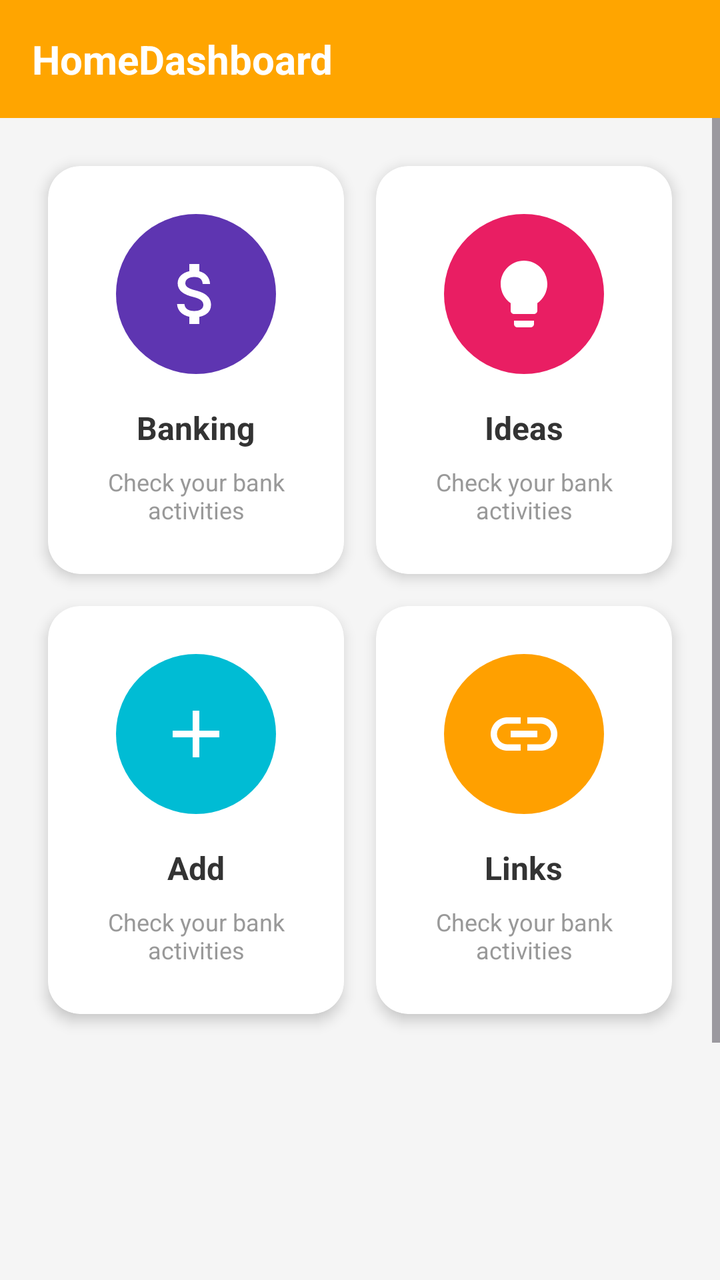
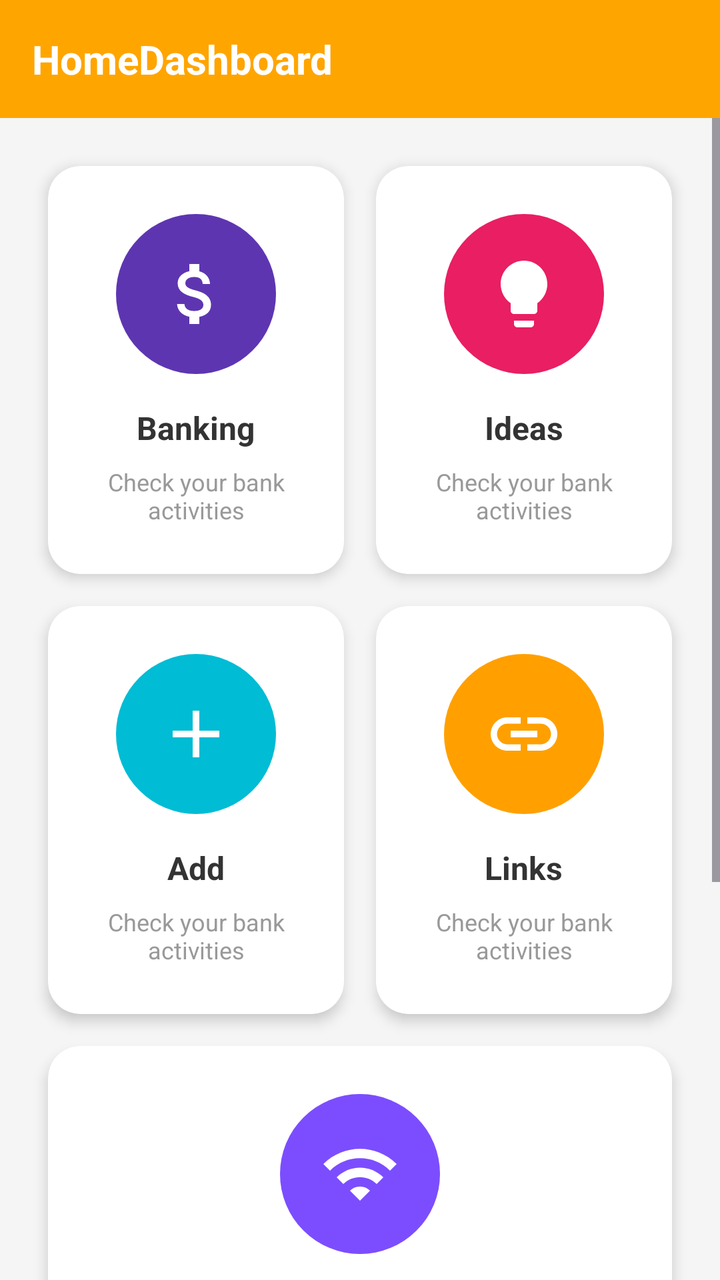

An Android layout rendered at two revisions. The XML below is the earlier revision; the diff shows what the commit changed to produce the second picture.
<!-- AndroidManifest.xml: application theme Theme.MyApp -->
<!-- res/layout/activity_dashboard.xml -->
<?xml version="1.0" encoding="utf-8"?>
<LinearLayout xmlns:android="http://schemas.android.com/apk/res/android"
    xmlns:app="http://schemas.android.com/apk/res-auto"
    xmlns:tools="http://schemas.android.com/tools"
    android:layout_width="match_parent"
    android:layout_height="match_parent"
    android:orientation="vertical"
    android:background="#F5F5F5"
    tools:context=".DashboardActivity">

    
    <LinearLayout
        android:layout_width="match_parent"
        android:layout_height="wrap_content"
        android:background="#FFA500"
        android:orientation="vertical"
        android:padding="16dp">

        <TextView
            android:id="@+id/tv_dashboard_title"
            android:layout_width="match_parent"
            android:layout_height="wrap_content"
            android:text="HomeDashboard"
            android:textColor="@android:color/white"
            android:textSize="20sp"
            android:textStyle="bold" />

    </LinearLayout>

    
    <ScrollView
        android:layout_width="match_parent"
        android:layout_height="match_parent"
        android:fillViewport="true">

        <LinearLayout
            android:layout_width="match_parent"
            android:layout_height="wrap_content"
            android:orientation="vertical"
            android:padding="16dp">

            
            <GridLayout
                android:layout_width="match_parent"
                android:layout_height="wrap_content"
                android:columnCount="2"
                android:rowCount="3"
                android:alignmentMode="alignBounds"
                android:columnOrderPreserved="false"
                android:useDefaultMargins="false">

                
                <androidx.cardview.widget.CardView
                    android:id="@+id/card_banking"
                    android:layout_width="0dp"
                    android:layout_height="wrap_content"
                    android:layout_columnWeight="1"
                    android:layout_margin="8dp"
                    android:clickable="true"
                    android:focusable="true"
                    android:foreground="?android:attr/selectableItemBackground"
                    app:cardCornerRadius="16dp"
                    app:cardElevation="4dp"
                    xmlns:app="http://schemas.android.com/apk/res-auto">

                    <LinearLayout
                        android:layout_width="match_parent"
                        android:layout_height="wrap_content"
                        android:gravity="center"
                        android:orientation="vertical"
                        android:padding="24dp">

                        <FrameLayout
                            android:layout_width="80dp"
                            android:layout_height="80dp">

                            <View
                                android:layout_width="match_parent"
                                android:layout_height="match_parent"
                                android:background="@drawable/circle_background"
                                android:backgroundTint="#5E35B1" />

                            <ImageView
                                android:layout_width="40dp"
                                android:layout_height="40dp"
                                android:layout_gravity="center"
                                android:contentDescription="Banking"
                                android:src="@drawable/ic_banking" />
                        </FrameLayout>

                        <TextView
                            android:layout_width="wrap_content"
                            android:layout_height="wrap_content"
                            android:layout_marginTop="16dp"
                            android:text="Banking"
                            android:textColor="#333333"
                            android:textSize="16sp"
                            android:textStyle="bold" />

                        <TextView
                            android:layout_width="wrap_content"
                            android:layout_height="wrap_content"
                            android:layout_marginTop="8dp"
                            android:ellipsize="end"
                            android:gravity="center"
                            android:maxLines="2"
                            android:text="Check your bank activities"
                            android:textColor="#999999"
                            android:textSize="12sp" />
                    </LinearLayout>
                </androidx.cardview.widget.CardView>

                
                <androidx.cardview.widget.CardView
                    android:id="@+id/card_ideas"
                    android:layout_width="0dp"
                    android:layout_height="wrap_content"
                    android:layout_columnWeight="1"
                    android:layout_margin="8dp"
                    android:clickable="true"
                    android:focusable="true"
                    android:foreground="?android:attr/selectableItemBackground"
                    app:cardCornerRadius="16dp"
                    app:cardElevation="4dp">

                    <LinearLayout
                        android:layout_width="match_parent"
                        android:layout_height="wrap_content"
                        android:gravity="center"
                        android:orientation="vertical"
                        android:padding="24dp">

                        <FrameLayout
                            android:layout_width="80dp"
                            android:layout_height="80dp">

                            <View
                                android:layout_width="match_parent"
                                android:layout_height="match_parent"
                                android:background="@drawable/circle_background"
                                android:backgroundTint="#E91E63" />

                            <ImageView
                                android:layout_width="40dp"
                                android:layout_height="40dp"
                                android:layout_gravity="center"
                                android:contentDescription="Ideas"
                                android:src="@drawable/ic_ideas" />
                        </FrameLayout>

                        <TextView
                            android:layout_width="wrap_content"
                            android:layout_height="wrap_content"
                            android:layout_marginTop="16dp"
                            android:text="Ideas"
                            android:textColor="#333333"
                            android:textSize="16sp"
                            android:textStyle="bold" />

                        <TextView
                            android:layout_width="wrap_content"
                            android:layout_height="wrap_content"
                            android:layout_marginTop="8dp"
                            android:ellipsize="end"
                            android:gravity="center"
                            android:maxLines="2"
                            android:text="Check your bank activities"
                            android:textColor="#999999"
                            android:textSize="12sp" />
                    </LinearLayout>
                </androidx.cardview.widget.CardView>

                
                <androidx.cardview.widget.CardView
                    android:id="@+id/card_add_plus"
                    android:layout_width="0dp"
                    android:layout_height="wrap_content"
                    android:layout_columnWeight="1"
                    android:layout_margin="8dp"
                    android:clickable="true"
                    android:focusable="true"
                    android:foreground="?android:attr/selectableItemBackground"
                    app:cardCornerRadius="16dp"
                    app:cardElevation="4dp">

                    <LinearLayout
                        android:layout_width="match_parent"
                        android:layout_height="wrap_content"
                        android:gravity="center"
                        android:orientation="vertical"
                        android:padding="24dp">

                        <FrameLayout
                            android:layout_width="80dp"
                            android:layout_height="80dp">

                            <View
                                android:layout_width="match_parent"
                                android:layout_height="match_parent"
                                android:background="@drawable/circle_background"
                                android:backgroundTint="#00BCD4" />

                            <ImageView
                                android:layout_width="40dp"
                                android:layout_height="40dp"
                                android:layout_gravity="center"
                                android:contentDescription="Add"
                                android:src="@drawable/ic_add" />
                        </FrameLayout>

                        <TextView
                            android:layout_width="wrap_content"
                            android:layout_height="wrap_content"
                            android:layout_marginTop="16dp"
                            android:text="Add"
                            android:textColor="#333333"
                            android:textSize="16sp"
                            android:textStyle="bold" />

                        <TextView
                            android:layout_width="wrap_content"
                            android:layout_height="wrap_content"
                            android:layout_marginTop="8dp"
                            android:ellipsize="end"
                            android:gravity="center"
                            android:maxLines="2"
                            android:text="Check your bank activities"
                            android:textColor="#999999"
                            android:textSize="12sp" />
                    </LinearLayout>
                </androidx.cardview.widget.CardView>

                
                <androidx.cardview.widget.CardView
                    android:id="@+id/card_links"
                    android:layout_width="0dp"
                    android:layout_height="wrap_content"
                    android:layout_columnWeight="1"
                    android:layout_margin="8dp"
                    android:clickable="true"
                    android:focusable="true"
                    android:foreground="?android:attr/selectableItemBackground"
                    app:cardCornerRadius="16dp"
                    app:cardElevation="4dp">

                    <LinearLayout
                        android:layout_width="match_parent"
                        android:layout_height="wrap_content"
                        android:gravity="center"
                        android:orientation="vertical"
                        android:padding="24dp">

                        <FrameLayout
                            android:layout_width="80dp"
                            android:layout_height="80dp">

                            <View
                                android:layout_width="match_parent"
                                android:layout_height="match_parent"
                                android:background="@drawable/circle_background"
                                android:backgroundTint="#FFA000" />

                            <ImageView
                                android:layout_width="40dp"
                                android:layout_height="40dp"
                                android:layout_gravity="center"
                                android:contentDescription="Links"
                                android:src="@drawable/ic_links" />
                        </FrameLayout>

                        <TextView
                            android:layout_width="wrap_content"
                            android:layout_height="wrap_content"
                            android:layout_marginTop="16dp"
                            android:text="Links"
                            android:textColor="#333333"
                            android:textSize="16sp"
                            android:textStyle="bold" />

                        <TextView
                            android:layout_width="wrap_content"
                            android:layout_height="wrap_content"
                            android:layout_marginTop="8dp"
                            android:ellipsize="end"
                            android:gravity="center"
                            android:maxLines="2"
                            android:text="Check your bank activities"
                            android:textColor="#999999"
                            android:textSize="12sp" />
                    </LinearLayout>
                </androidx.cardview.widget.CardView>

                
                <androidx.cardview.widget.CardView
                    android:id="@+id/card_add_wifi"
                    android:layout_width="0dp"
                    android:layout_height="wrap_content"
                    android:layout_row="2"
                    android:layout_column="0"
                    android:layout_columnSpan="2"
                    android:layout_columnWeight="1"
                    android:layout_margin="8dp"
                    android:layout_gravity="center_horizontal"
                    android:clickable="true"
                    android:focusable="true"
                    android:foreground="?android:attr/selectableItemBackground"
                    app:cardCornerRadius="16dp"
                    app:cardElevation="4dp">

                    <LinearLayout
                        android:layout_width="match_parent"
                        android:layout_height="wrap_content"
                        android:gravity="center"
                        android:orientation="vertical"
                        android:padding="24dp">

                        <FrameLayout
                            android:layout_width="80dp"
                            android:layout_height="80dp">

                            <View
                                android:layout_width="match_parent"
                                android:layout_height="match_parent"
                                android:background="@drawable/circle_background"
                                android:backgroundTint="#7C4DFF" />

                            <ImageView
                                android:layout_width="40dp"
                                android:layout_height="40dp"
                                android:layout_gravity="center"
                                android:contentDescription="Add"
                                android:src="@drawable/ic_add_activity" />
                        </FrameLayout>

                        <TextView
                            android:layout_width="wrap_content"
                            android:layout_height="wrap_content"
                            android:layout_marginTop="16dp"
                            android:text="Add"
                            android:textColor="#333333"
                            android:textSize="16sp"
                            android:textStyle="bold" />

                        <TextView
                            android:layout_width="wrap_content"
                            android:layout_height="wrap_content"
                            android:layout_marginTop="8dp"
                            android:ellipsize="end"
                            android:gravity="center"
                            android:maxLines="2"
                            android:text="Check your bank activities"
                            android:textColor="#999999"
                            android:textSize="12sp" />
                    </LinearLayout>
                </androidx.cardview.widget.CardView>

            </GridLayout>

        </LinearLayout>

    </ScrollView>

</LinearLayout>
<!-- resources referenced by this layout -->
<resources>
  <!-- drawable circle_background (drawable) -->
  <?xml version="1.0" encoding="utf-8"?>
  <shape xmlns:android="http://schemas.android.com/apk/res/android"
      android:shape="oval">
      <solid android:color="#6200EE"/>
  </shape>
  <!-- drawable ic_add (drawable) -->
  <vector xmlns:android="http://schemas.android.com/apk/res/android"
      android:width="48dp"
      android:height="48dp"
      android:viewportWidth="24"
      android:viewportHeight="24">
      <path
          android:fillColor="#FFFFFF"
          android:pathData="M19,13h-6v6h-2v-6H5v-2h6V5h2v6h6v2z"/>
  </vector>
  <!-- drawable ic_add_activity (drawable) -->
  <vector xmlns:android="http://schemas.android.com/apk/res/android"
      android:width="48dp"
      android:height="48dp"
      android:viewportWidth="24"
      android:viewportHeight="24">
      <path
          android:fillColor="#FFFFFF"
          android:pathData="M1,9l2,2c4.97,-4.97 13.03,-4.97 18,0l2,-2C16.93,2.93 7.08,2.93 1,9zM9,17l3,3 3,-3c-1.65,-1.66 -4.34,-1.66 -6,0zM5,13l2,2c2.76,-2.76 7.24,-2.76 10,0l2,-2C15.14,9.14 8.87,9.14 5,13z"/>
  </vector>
  <!-- drawable ic_banking (drawable) -->
  <vector xmlns:android="http://schemas.android.com/apk/res/android"
      android:width="48dp"
      android:height="48dp"
      android:viewportWidth="24"
      android:viewportHeight="24">
      <path
          android:fillColor="#FFFFFF"
          android:pathData="M11.8,10.9c-2.27,-0.59 -3,-1.2 -3,-2.15 0,-1.09 1.01,-1.85 2.7,-1.85 1.78,0 2.44,0.85 2.5,2.1h2.21c-0.07,-1.72 -1.12,-3.3 -3.21,-3.81V3h-3v2.16c-1.94,0.42 -3.5,1.68 -3.5,3.61 0,2.31 1.91,3.46 4.7,4.13 2.5,0.6 3,1.48 3,2.41 0,0.69 -0.49,1.79 -2.7,1.79 -2.06,0 -2.87,-0.92 -2.98,-2.1h-2.2c0.12,2.19 1.76,3.42 3.68,3.83V21h3v-2.15c1.95,-0.37 3.5,-1.5 3.5,-3.55 0,-2.84 -2.43,-3.81 -4.7,-4.4z"/>
  </vector>
  <!-- drawable ic_ideas (drawable) -->
  <vector xmlns:android="http://schemas.android.com/apk/res/android"
      android:width="48dp"
      android:height="48dp"
      android:viewportWidth="24"
      android:viewportHeight="24">
      <path
          android:fillColor="#FFFFFF"
          android:pathData="M9,21c0,0.55 0.45,1 1,1h4c0.55,0 1,-0.45 1,-1v-1H9v1zM12,2C8.14,2 5,5.14 5,9c0,2.38 1.19,4.47 3,5.74V17c0,0.55 0.45,1 1,1h6c0.55,0 1,-0.45 1,-1v-2.26c1.81,-1.27 3,-3.36 3,-5.74 0,-3.86 -3.14,-7 -7,-7z"/>
  </vector>
  <!-- drawable ic_links (drawable) -->
  <vector xmlns:android="http://schemas.android.com/apk/res/android"
      android:width="48dp"
      android:height="48dp"
      android:viewportWidth="24"
      android:viewportHeight="24">
      <path
          android:fillColor="#FFFFFF"
          android:pathData="M3.9,12c0,-1.71 1.39,-3.1 3.1,-3.1h4V7H7c-2.76,0 -5,2.24 -5,5s2.24,5 5,5h4v-1.9H7c-1.71,0 -3.1,-1.39 -3.1,-3.1zM8,13h8v-2H8v2zm9,-6h-4v1.9h4c1.71,0 3.1,1.39 3.1,3.1s-1.39,3.1 -3.1,3.1h-4V17h4c2.76,0 5,-2.24 5,-5s-2.24,-5 -5,-5z"/>
  </vector>
  <style name="Theme.MyApp" parent="Base.Theme.MyApp" />
  <style name="Base.Theme.MyApp" parent="Theme.Material3.DayNight.NoActionBar">
          
          
      </style>
</resources>

<!-- the commit's change to res/layout/activity_dashboard.xml (unified diff, before → after) -->
@@ -293,14 +293,13 @@
                 
                 <androidx.cardview.widget.CardView
                     android:id="@+id/card_add_wifi"
-                    android:layout_width="0dp"
+                    android:layout_width="match_parent"
                     android:layout_height="wrap_content"
                     android:layout_row="2"
                     android:layout_column="0"
                     android:layout_columnSpan="2"
-                    android:layout_columnWeight="1"
                     android:layout_margin="8dp"
-                    android:layout_gravity="center_horizontal"
+                    android:layout_gravity="fill_horizontal"
                     android:clickable="true"
                     android:focusable="true"
                     android:foreground="?android:attr/selectableItemBackground"
@@ -356,6 +355,66 @@
 
             </GridLayout>
 
+            
+            <androidx.cardview.widget.CardView
+                android:id="@+id/card_add_wifi"
+                android:layout_width="match_parent"
+                android:layout_height="wrap_content"
+                android:layout_margin="8dp"
+                android:layout_marginTop="16dp"
+                android:clickable="true"
+                android:focusable="true"
+                android:foreground="?android:attr/selectableItemBackground"
+                app:cardCornerRadius="16dp"
+                app:cardElevation="4dp">
+
+                <LinearLayout
+                    android:layout_width="match_parent"
+                    android:layout_height="wrap_content"
+                    android:gravity="center"
+                    android:orientation="vertical"
+                    android:padding="24dp">
+
+                    <FrameLayout
+                        android:layout_width="80dp"
+                        android:layout_height="80dp">
+
+                        <View
+                            android:layout_width="match_parent"
+                            android:layout_height="match_parent"
+                            android:background="@drawable/circle_background"
+                            android:backgroundTint="#7C4DFF" />
+
+                        <ImageView
+                            android:layout_width="40dp"
+                            android:layout_height="40dp"
+                            android:layout_gravity="center"
+                            android:contentDescription="Add"
+                            android:src="@drawable/ic_add_activity" />
+                    </FrameLayout>
+
+                    <TextView
+                        android:layout_width="wrap_content"
+                        android:layout_height="wrap_content"
+                        android:layout_marginTop="16dp"
+                        android:text="Add"
+                        android:textColor="#333333"
+                        android:textSize="16sp"
+                        android:textStyle="bold" />
+
+                    <TextView
+                        android:layout_width="wrap_content"
+                        android:layout_height="wrap_content"
+                        android:layout_marginTop="8dp"
+                        android:ellipsize="end"
+                        android:gravity="center"
+                        android:maxLines="2"
+                        android:text="Check your bank activities"
+                        android:textColor="#999999"
+                        android:textSize="12sp" />
+                </LinearLayout>
+            </androidx.cardview.widget.CardView>
+
         </LinearLayout>
 
     </ScrollView>
